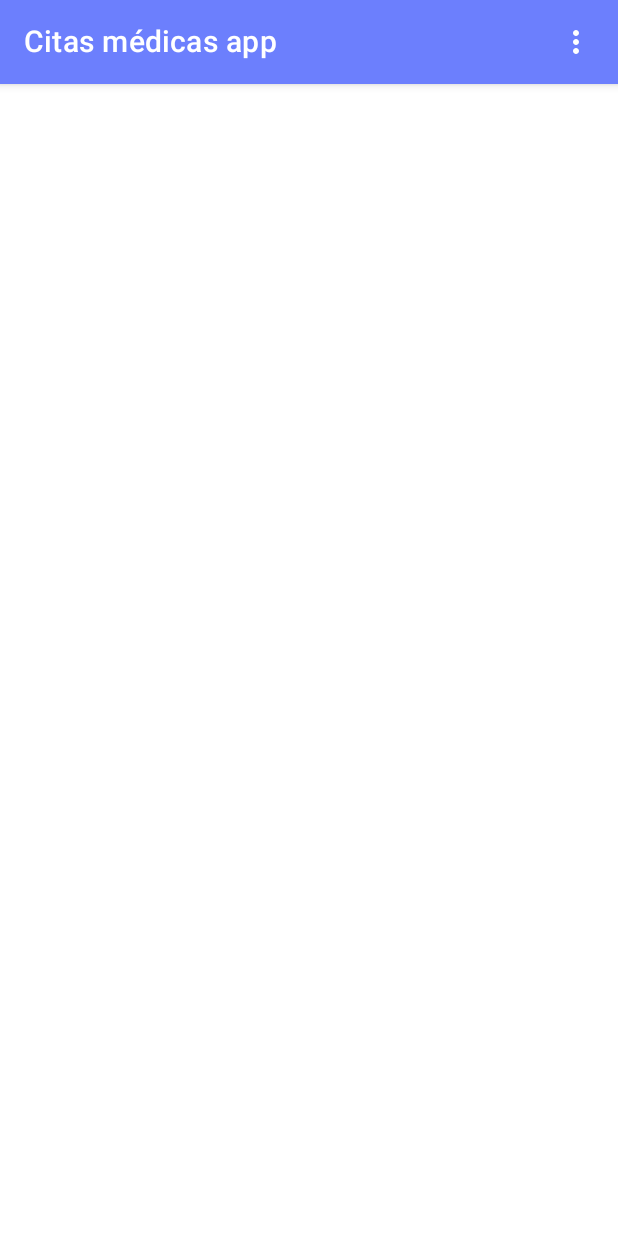
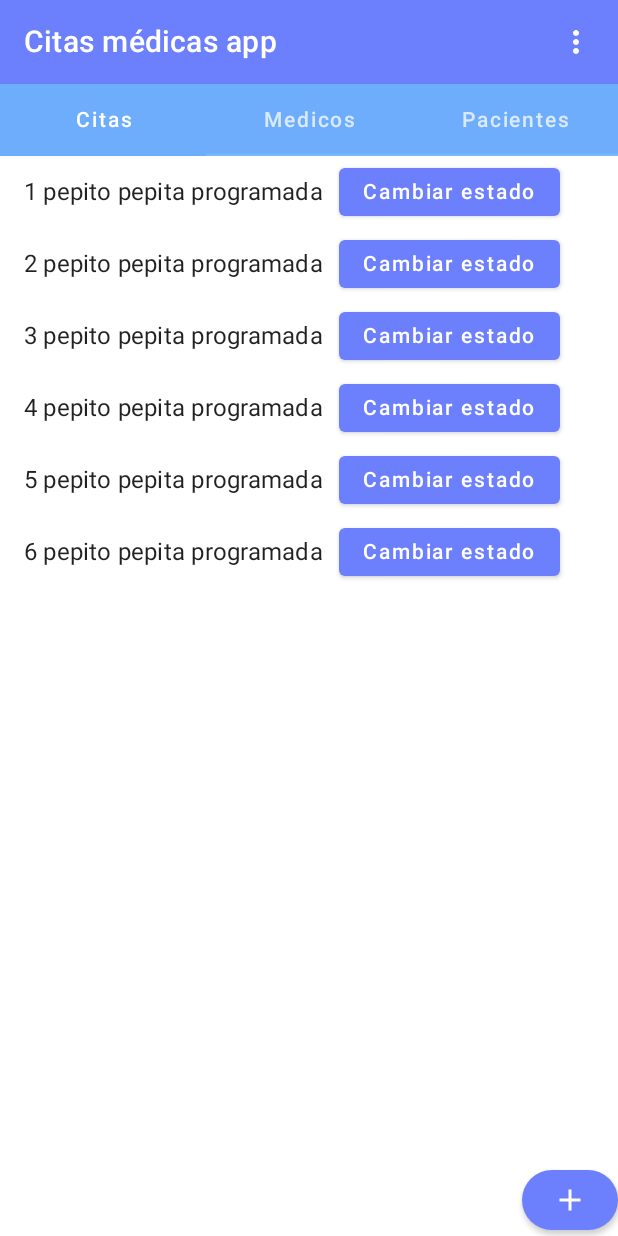
Before and after one commit to Carodecobrar/appCitasMedicas, an Android app built with Jetpack Compose: the screen it shows after launch (MainActivity), on a phone screen of 412 x 824 dp. Run offline under Robolectric (Android 15) with nearby library versions, the phone set to English and light mode, and no system bars; our stand-ins replace accompanist.

Commit message:
Proyecto inicial

```diff
--- a/app/build.gradle
+++ b/app/build.gradle
@@ -54,7 +54,9 @@ dependencies {
     implementation "androidx.compose.ui:ui:$compose_ui_version"
     implementation "androidx.compose.ui:ui-tooling-preview:$compose_ui_version"
     implementation 'androidx.compose.material:material:1.2.0'
-    implementation "androidx.lifecycle:lifecycle-viewmodel-compose:2.6.1"
+    implementation("com.google.accompanist:accompanist-permissions:0.28.0")
+    implementation "com.google.accompanist:accompanist-pager:0.28.0"
+    implementation "com.google.accompanist:accompanist-pager-indicators:0.19.0"
     testImplementation 'junit:junit:4.13.2'
     androidTestImplementation 'androidx.test.ext:junit:1.1.5'
     androidTestImplementation 'androidx.test.espresso:espresso-core:3.5.1'
--- a/app/src/main/java/com/example/citas/MainActivity.kt
+++ b/app/src/main/java/com/example/citas/MainActivity.kt
@@ -1,37 +1,83 @@
 package com.example.citas
 
+import android.app.Activity
 import android.os.Bundle
 import androidx.activity.ComponentActivity
 import androidx.activity.compose.setContent
 import androidx.compose.foundation.background
+import androidx.compose.foundation.border
 import androidx.compose.foundation.layout.*
 import androidx.compose.foundation.rememberScrollState
+import androidx.compose.foundation.shape.CircleShape
+import androidx.compose.foundation.shape.RoundedCornerShape
 import androidx.compose.foundation.verticalScroll
 import androidx.compose.material.*
 import androidx.compose.material.icons.Icons
+import androidx.compose.material.icons.filled.Add
 import androidx.compose.material.icons.filled.MoreVert
 import androidx.compose.runtime.*
 import androidx.compose.ui.Alignment
 import androidx.compose.ui.Modifier
 import androidx.compose.ui.graphics.Color
+import androidx.compose.ui.platform.LocalContext
+import androidx.compose.ui.text.style.TextOverflow
 import androidx.compose.ui.tooling.preview.Preview
 import androidx.compose.ui.unit.dp
+import androidx.compose.ui.unit.em
 import com.example.citas.ui.theme.CitasTheme
+import com.google.accompanist.pager.*
+import kotlinx.coroutines.CoroutineScope
+import kotlinx.coroutines.launch
 
 data class Cita(
     val id: Number,
     val doctor: String,
     val paciente: String,
-    val estado: String
+    var estado: String
 )
 data class Usuario(
     val id: Number,
     val nombre: String,
     val apellido: String,
     val fechaNacimiento: String,
-    val estado: String
+    var estado: String
 )
-var index: Number = 0;
+data class TabRowItem (
+    val title: String,
+    val screen: @Composable () -> Unit
+)
+@OptIn(ExperimentalPagerApi::class)
+var pagerState: PagerState? = null;
+var coroutineScope: CoroutineScope? = null;
+var citas = listOf(
+    Cita(1, "pepito", "pepita", "programada"),
+    Cita(2, "pepito", "pepita", "programada"),
+    Cita(3, "pepito", "pepita", "programada"),
+    Cita(4, "pepito", "pepita", "programada"),
+    Cita(5, "pepito", "pepita", "programada"),
+    Cita(6, "pepito", "pepita", "programada")
+)
+var pacientes = listOf(
+    Usuario(1, "pepito", "perez", "21/08/2023", "activo"),
+    Usuario(2, "jhon", "linares", "21/08/2023", "activo"),
+    Usuario(3, "andres", "cortes", "21/08/2023", "activo"),
+    Usuario(4, "sergio", "castro", "21/08/2023", "activo"),
+    Usuario(5, "victor", "aguilera", "21/08/2023", "activo"),
+    Usuario(6, "maria", "leon", "21/08/2023", "activo")
+)
+var medicos = listOf(
+    Usuario(1, "juan", "perez", "21/08/2023", "activo"),
+    Usuario(2, "gaspar", "linares", "21/08/2023", "activo"),
+    Usuario(3, "baltazar", "cortes", "21/08/2023", "activo"),
+    Usuario(4, "melchor", "castro", "21/08/2023", "activo"),
+    Usuario(5, "jose", "aguilera", "21/08/2023", "activo"),
+    Usuario(6, "maria", "de los angeles", "21/08/2023", "activo")
+)
+val tabs = listOf(
+    TabRowItem("Citas", {TablaCitasMedicas()}),
+    TabRowItem("Medicos", { TablaMedicos()}),
+    TabRowItem("Pacientes", { TablaPacientes()}),
+);
 class MainActivity : ComponentActivity() {
     override fun onCreate(savedInstanceState: Bundle?) {
         super.onCreate(savedInstanceState)
@@ -62,6 +108,38 @@ fun DefaultPreview() {
     }
 }
 
+@OptIn(ExperimentalPagerApi::class)
+@Composable
+fun Tabs(){
+    pagerState = rememberPagerState()
+    coroutineScope = rememberCoroutineScope()
+    Column {
+        TabRow(selectedTabIndex = pagerState!!.currentPage,
+            indicator = { tabPositions ->
+                TabRowDefaults.Indicator(
+                    Modifier.pagerTabIndicatorOffset(pagerState!!, tabPositions),
+                    color = Color(0xFF6DADFC)
+                )
+            }) {
+            tabs.forEachIndexed { index, item ->
+                Tab(
+                    selected = pagerState!!.currentPage == index,
+                    onClick = { coroutineScope!!.launch { pagerState!!.animateScrollToPage(index) } },
+                    text = {
+                        Text(
+                            text = item.title
+                        )
+                    },
+                    modifier = Modifier.background(color = Color(0xFF6DADFC))
+                )
+            }
+        }
+        HorizontalPager(count = tabs.size, state = pagerState!!) {
+            tabs[pagerState!!.currentPage].screen()
+        }
+    }
+}
+
 @Composable
 fun TopAppBarScreen() {
     var taskMenuOpen by remember { mutableStateOf(false) }
@@ -76,15 +154,6 @@ fun TopAppBarScreen() {
                     TaskMenu(
                         expanded = taskMenuOpen,
                         onItemClick = {
-                            if(it == "Ver citas médicas"){
-                                index = 1;
-                            }
-                            if(it == "Ver pacientes"){
-                                index = 2;
-                            }
-                            if(it == "Ver usuarios"){
-                                index = 3;
-                            }
                         },
                         onDismiss = {
                             taskMenuOpen = false
@@ -94,14 +163,9 @@ fun TopAppBarScreen() {
             }
         )
         Box(Modifier.fillMaxSize()) {
-            if (index == 1){
-                TablaCitasMedicas()
-            }
-            if (index == 2){
-                TablaPacientes()
-            }
-            if (index == 3){
-                TablaMedicos()
+            Tabs()
+            Button(onClick = { AddToList() }, shape = CircleShape, modifier = Modifier.align(alignment = Alignment.BottomEnd)){
+                Icon(Icons.Filled.Add, contentDescription = "Agregar", tint = Color.White)
             }
         }
     }
@@ -141,44 +205,20 @@ fun TaskMenu(
 
 @Composable
 fun TablaCitasMedicas(){
-    val citas = listOf(
-        Cita(1, "pepito", "pepita", "programada"),
-        Cita(2, "pepito", "pepita", "programada"),
-        Cita(3, "pepito", "pepita", "programada"),
-        Cita(4, "pepito", "pepita", "programada"),
-        Cita(5, "pepito", "pepita", "programada"),
-        Cita(6, "pepito", "pepita", "programada")
-    )
     Box(Modifier.fillMaxSize()) {
         ListWithColumnCita(items = citas)
     }
 }
 @Composable
 fun TablaPacientes(){
-    val pacientes = listOf(
-        Usuario(1, "pepito", "perez", "21/08/2023", "activo"),
-        Usuario(2, "jhon", "linares", "21/08/2023", "activo"),
-        Usuario(3, "andres", "cortes", "21/08/2023", "activo"),
-        Usuario(4, "sergio", "castro", "21/08/2023", "activo"),
-        Usuario(5, "victor", "aguilera", "21/08/2023", "activo"),
-        Usuario(6, "maria", "leon", "21/08/2023", "activo")
-    )
     Box(Modifier.fillMaxSize()) {
         ListWithColumnUsuario(items = pacientes)
     }
 }
 @Composable
 fun TablaMedicos(){
-    val pacientes = listOf(
-        Usuario(1, "juan", "perez", "21/08/2023", "activo"),
-        Usuario(2, "gaspar", "linares", "21/08/2023", "activo"),
-        Usuario(3, "baltazar", "cortes", "21/08/2023", "activo"),
-        Usuario(4, "melchor", "castro", "21/08/2023", "activo"),
-        Usuario(5, "jose", "aguilera", "21/08/2023", "activo"),
-        Usuario(6, "maria", "de los angeles", "21/08/2023", "activo")
-    )
     Box(Modifier.fillMaxSize()) {
-        ListWithColumnUsuario(items = pacientes)
+        ListWithColumnUsuario(items = medicos)
     }
 }
 
@@ -203,7 +243,7 @@ fun ListItemRowCita(item: Cita, modifier: Modifier = Modifier) {
         contentAlignment = Alignment.CenterStart
     ) {
         Text(text = "${item.id} ${item.doctor} ${item.paciente} ${item.estado}", style = MaterialTheme.typography.subtitle1)
-        Button(onClick = { /*TODO*/ }, modifier = Modifier.padding(start = 210.dp, top =  0.dp, end = 0.dp, bottom = 0.dp)) {
+        Button(onClick = { UpdateCita(item) }, modifier = Modifier.padding(start = 210.dp, top =  0.dp, end = 0.dp, bottom = 0.dp)) {
             Text(text = "Cambiar estado")
         }
     }
@@ -230,8 +270,35 @@ fun ListItemRowUsuario(item: Usuario, modifier: Modifier = Modifier) {
         contentAlignment = Alignment.CenterStart
     ) {
         Text(text = "${item.id} ${item.nombre} ${item.apellido} ${item.fechaNacimiento} ${item.estado}", style = MaterialTheme.typography.subtitle1)
-        Button(onClick = { /*TODO*/ }, modifier = Modifier.padding(start = 270.dp, top =  0.dp, end = 0.dp, bottom = 0.dp)) {
+        Button(onClick = { UpdateUsuario(item) }, modifier = Modifier.padding(start = 270.dp, top =  0.dp, end = 0.dp, bottom = 0.dp)) {
             Text(text = "Actualizar")
         }
     }
 }
+
+fun UpdateCita(item: Cita){
+    if (item.estado == "programada"){
+        item.estado = "finalizada";
+    } else if (item.estado == "finalizada"){
+        item.estado = "programada";
+    }
+}
+fun UpdateUsuario(item: Usuario){
+    if (item.estado == "activo"){
+        item.estado = "inactivo";
+    } else if (item.estado == "inactivo"){
+        item.estado = "activo";
+    }
+}
+@OptIn(ExperimentalPagerApi::class)
+fun AddToList(){
+    if (pagerState!!.currentPage == 0){
+        citas+=Cita(7, "nuevo", "nueva", "programada")
+    }
+    if (pagerState!!.currentPage == 1){
+        medicos+=Usuario(7, "nuevo", "nueva", "21/08/2023", "activo")
+    }
+    if (pagerState!!.currentPage == 2){
+        pacientes+=Usuario(7, "nuevo", "nueva", "21/08/2023", "activo")
+    }
+}
```
